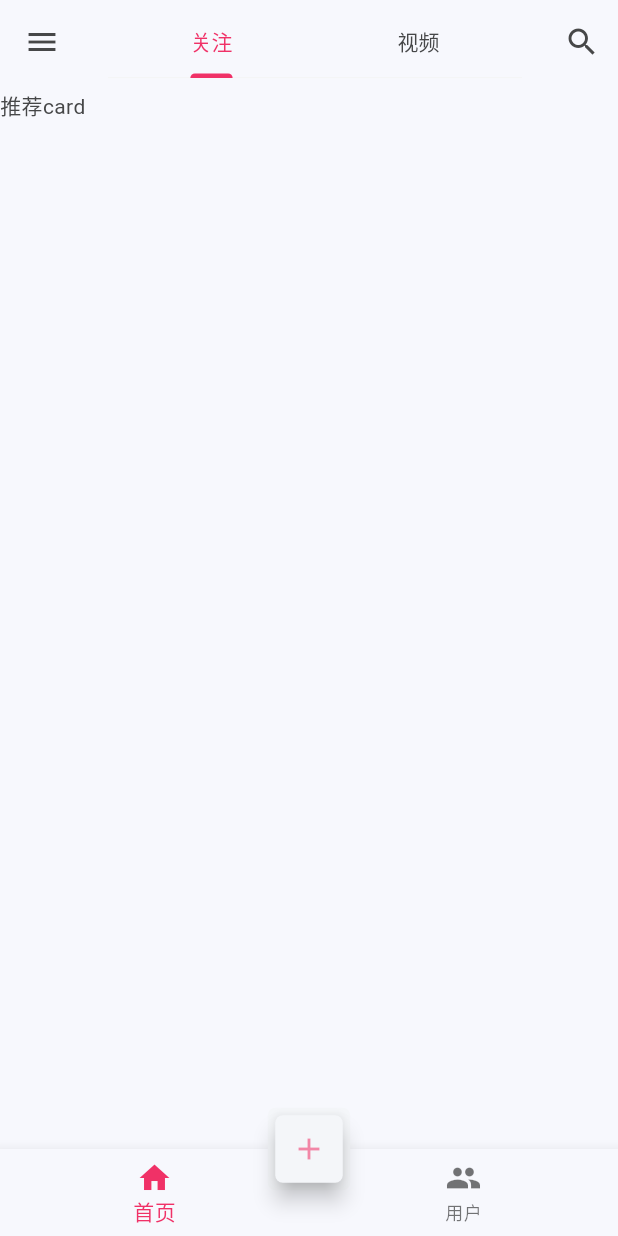
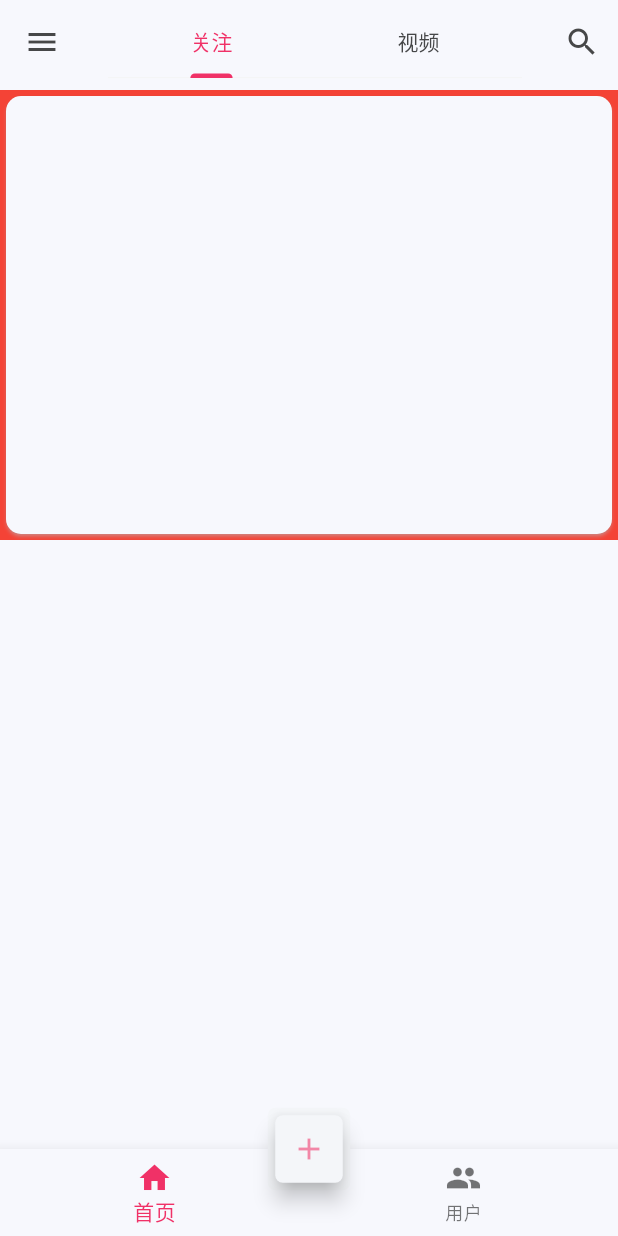
Before and after one commit to Babie-Supn/social_platform, a Flutter app: the screen it shows after launch, on a phone screen of 412 x 824 dp. Run offline on Flutter 3.47's test engine with Material 3 defaults, Android fonts, the phone set to English and light mode, and no system bars; our stand-ins replace chewie, video_player.

Commit message:
生成card

```diff
--- a/lib/main.dart
+++ b/lib/main.dart
@@ -1,6 +1,6 @@
 import 'package:flutter/material.dart';
 import 'package:social_platform/pages/tabs_page.dart';
-import './pages/tabs/users_page.dart';
+// import './pages/tabs/users_page.dart';
 import './theme/theme_data.dart';
 
 void main() {
--- a/lib/pages/tabs/home_page.dart
+++ b/lib/pages/tabs/home_page.dart
@@ -1,4 +1,5 @@
 import 'package:flutter/material.dart';
+import 'package:social_platform/widgets/card_page_widget.dart';
 import '../search_page.dart';
 import '../../widgets/drawer_left_page.dart';
 import '../../widgets/video_page.dart';
@@ -56,7 +57,7 @@ class _HomePageState extends State<HomePage>
       ),
       body: TabBarView(controller: _tabController, children: [
         ListView(
-          children: const [Text("推荐card")],
+          children: const [CardPageWidget()],
         ),
         const VideoPage(),
       ]),
--- /dev/null
+++ b/lib/widgets/card_page_widget.dart
@@ -0,0 +1,23 @@
+import 'package:flutter/material.dart';
+
+class CardPageWidget extends StatefulWidget {
+  const CardPageWidget({super.key});
+
+  @override
+  State<CardPageWidget> createState() => _CardPageWidgetState();
+}
+
+class _CardPageWidgetState extends State<CardPageWidget> {
+  @override
+  Widget build(BuildContext context) {
+    return Container(
+      height: 300,
+      width: double.infinity,
+      color: Colors.red,
+      child: Card(
+        shadowColor: Theme.of(context).colorScheme.surface,
+        shape: RoundedRectangleBorder(borderRadius: BorderRadius.circular(10)),
+      ),
+    );
+  }
+}
--- a/pubspec.yaml
+++ b/pubspec.yaml
@@ -60,7 +60,7 @@ flutter:
 
   # To add assets to your application, add an assets section, like this:
   assets:
-    - lib/assets/video/
+    - assets/video/
 
   # An image asset can refer to one or more resolution-specific "variants", see
   # https://flutter.dev/assets-and-images/#resolution-aware
```
